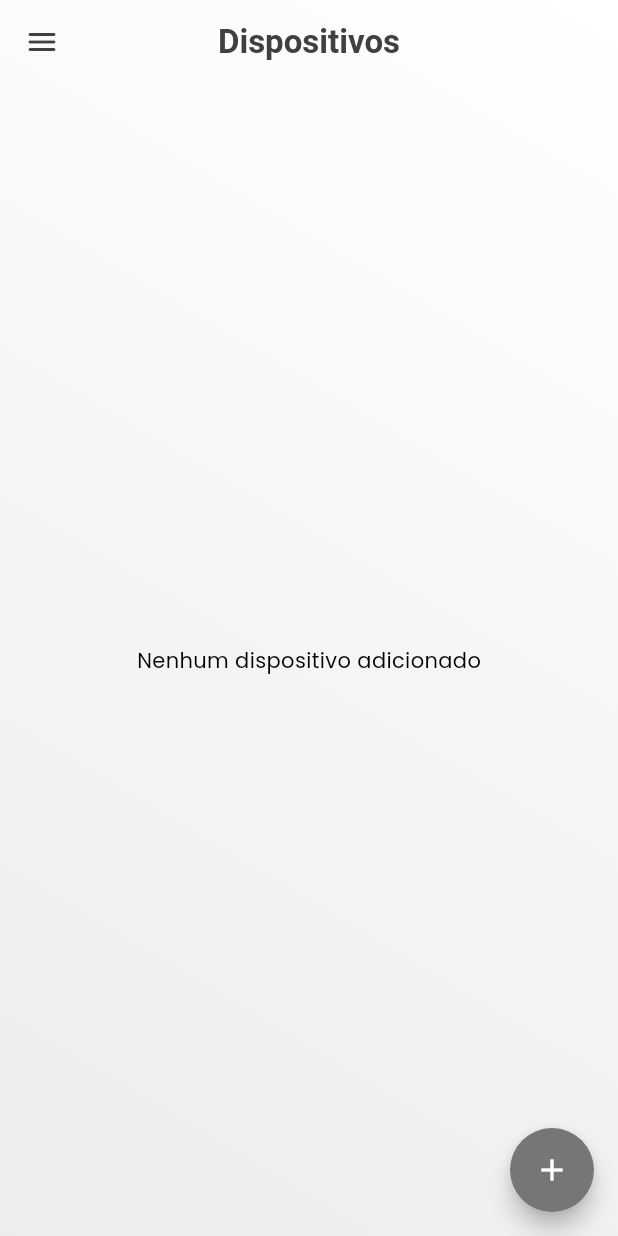
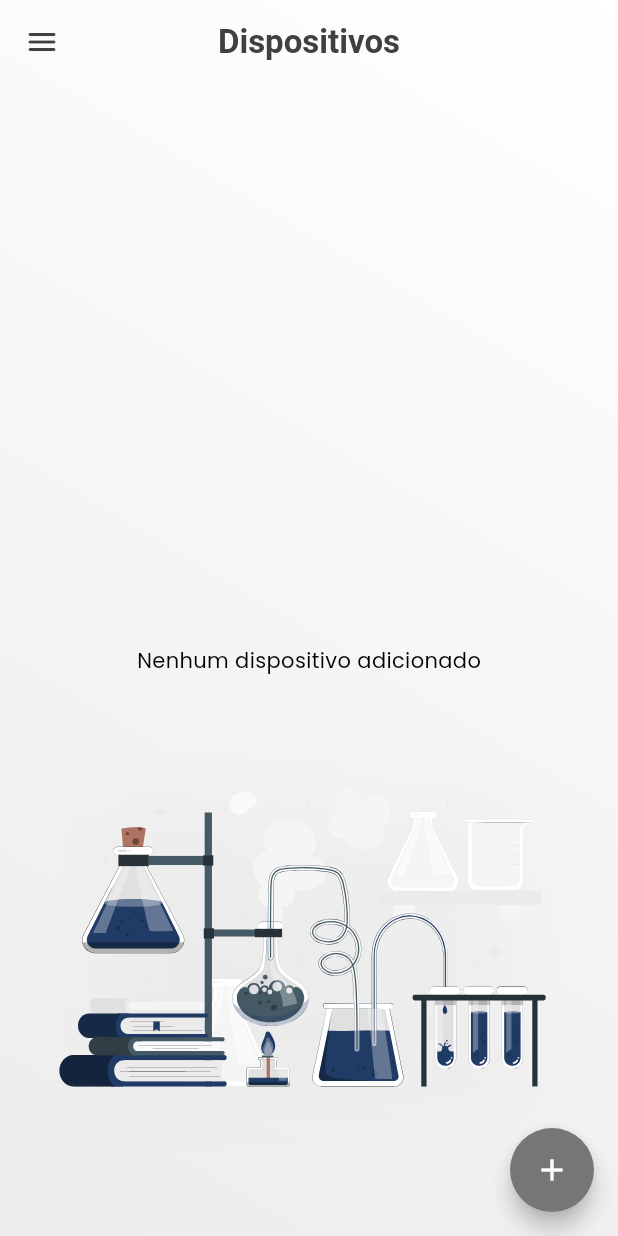
Before and after one commit to GASenseBiopark/frontend, a Flutter app: the NewDevicePage screen opened directly, after a tap on the "arrow back" icon, on a phone screen of 412 x 824 dp. Run offline on Flutter 3.47's test engine with Material 3 defaults, Android fonts, the light colour scheme and no system bars; our stand-ins replace firebase_core, firebase_messaging, fl_chart, flutter_local_notifications, flutter_svg, google_fonts and 1 more; missing offline and left inert: mobile_scanner; accounts and stored records are empty.

Commit message:
Adição da tela de leitura de qr code, mudança para chamada da leitura de qr code na tela de adição de dispositivos. Adição de um svg na tela principal. Alteração de adição do ícone e nome do app.

```diff
--- a/lib/main.dart
+++ b/lib/main.dart
@@ -1,10 +1,10 @@
 import 'package:flutter/material.dart';
 import 'package:gasense/constants/constants.dart';
 import 'package:gasense/pages/auth/tela_carregamento.dart';
+
 void main() {
   runApp(const GASense());
 }
-
 
 class GASense extends StatelessWidget {
   const GASense({super.key});
@@ -13,7 +13,7 @@ class GASense extends StatelessWidget {
   Widget build(BuildContext context) {
     return MaterialApp(
       debugShowCheckedModeBanner: false,
-      title: 'BioLab Monitor',
+      title: 'GASense',
       theme: ThemeData(
         colorScheme: ColorScheme(
           brightness: Brightness.light,
--- a/lib/pages/auth/log_in.dart
+++ b/lib/pages/auth/log_in.dart
@@ -73,7 +73,7 @@ class _LogInPageState extends State<LogInPage> {
     } catch (e) {
       ScaffoldMessenger.of(
         context,
-      ).showSnackBar(SnackBar(content: Text('Erro ao realizar login: $e')));
+      ).showSnackBar(SnackBar(content: Text('Erro ao realizar login')));
     } finally {
       setState(() {
         _isLoading = false;
--- a/lib/pages/auth/sign_up.dart
+++ b/lib/pages/auth/sign_up.dart
@@ -62,7 +62,7 @@ class _SignUpPageState extends State<SignUpPage> {
         // Erro genérico
         ScaffoldMessenger.of(
           context,
-        ).showSnackBar(SnackBar(content: Text("Erro ao registrar: $mensagem")));
+        ).showSnackBar(SnackBar(content: Text("Erro ao registrar")));
       }
     } finally {
       setState(() {
--- a/lib/pages/navegation/home.dart
+++ b/lib/pages/navegation/home.dart
@@ -1,9 +1,11 @@
 import 'package:flutter/material.dart';
+import 'package:flutter_svg/svg.dart';
 import 'package:gasense/constants/constants.dart';
 import 'package:gasense/models/dispositivo.dart';
 import 'package:gasense/pages/auth/tela_carregamento.dart';
 import 'package:gasense/pages/navegation/tela_graficos.dart';
 import 'package:gasense/pages/navegation/tela_novo_dispositivo.dart';
+import 'package:gasense/pages/navegation/user.dart';
 import 'package:gasense/save_data/salvar_dados_dispositivos.dart';
 import 'package:shared_preferences/shared_preferences.dart';
 
@@ -129,7 +131,39 @@ class _HomePageState extends State<HomePage> {
         ),
         width: double.infinity,
         height: double.infinity,
-        child: Padding(
+        child: Stack(
+          children: [
+            Padding(
+              padding: const EdgeInsets.only(left: 30, right: 30, bottom: 60),
+              child: Align(
+                alignment: Alignment.bottomCenter,
+                child: Stack(
+                  alignment: Alignment.center,
+                  children: [
+                    Container(
+                      width: 270,
+                      height: 200,
+                      decoration: BoxDecoration(
+                        color: Colors.transparent,
+                        boxShadow: [
+                          BoxShadow(
+                            color: Colors.black.withAlpha(5),
+                            blurRadius: 40,
+                            offset: Offset(0, 8),
+                          ),
+                        ],
+                      ),
+                    ),
+                    SvgPicture.asset(
+                      'assets/imagemLaboratorio.svg',
+                      width: MediaQuery.of(context).size.width,
+                      fit: BoxFit.contain,
+                    ),
+                  ],
+                ),
+              ),
+            ),
+            Padding(
               padding: EdgeInsets.only(
                 top: kToolbarHeight + MediaQuery.of(context).padding.top,
               ),
@@ -178,7 +212,8 @@ class _HomePageState extends State<HomePage> {
                                 child: Padding(
                                   padding: const EdgeInsets.all(16),
                                   child: Column(
-                                crossAxisAlignment: CrossAxisAlignment.start,
+                                    crossAxisAlignment:
+                                        CrossAxisAlignment.start,
                                     children: [
                                       Center(
                                         child: Stack(
@@ -191,9 +226,8 @@ class _HomePageState extends State<HomePage> {
                                                 color: Colors.transparent,
                                                 boxShadow: [
                                                   BoxShadow(
-                                                color: Colors.black.withAlpha(
-                                                  80,
-                                                ),
+                                                    color: Colors.black
+                                                        .withAlpha(80),
                                                     blurRadius: 50,
                                                     offset: Offset(0, 8),
                                                   ),
@@ -214,7 +248,9 @@ class _HomePageState extends State<HomePage> {
                                         ),
                                       ),
                                       Padding(
-                                    padding: const EdgeInsets.only(left: 10),
+                                        padding: const EdgeInsets.only(
+                                          left: 10,
+                                        ),
                                         child: Text(
                                           dispositivo.nome,
                                           style: AppText.titulo.copyWith(
@@ -227,7 +263,9 @@ class _HomePageState extends State<HomePage> {
                                       ),
                                       const SizedBox(height: 4),
                                       Padding(
-                                    padding: const EdgeInsets.only(left: 10),
+                                        padding: const EdgeInsets.only(
+                                          left: 10,
+                                        ),
                                         child: Text(
                                           "Código: ${dispositivo.idDispositivo}",
                                           style: AppText.textoPequeno.copyWith(
@@ -246,6 +284,8 @@ class _HomePageState extends State<HomePage> {
                         },
                       ),
             ),
+          ],
+        ),
       ),
       floatingActionButton: FloatingActionButton(
         onPressed: _navegarParaAdicionarDispositivo,
--- a/lib/pages/navegation/tela_novo_dispositivo.dart
+++ b/lib/pages/navegation/tela_novo_dispositivo.dart
@@ -3,9 +3,13 @@ import 'package:gasense/constants/constants.dart';
 import 'package:gasense/dao/dispositivo_dao.dart';
 import 'package:gasense/models/dispositivo.dart';
 import 'package:gasense/pages/navegation/home.dart';
+import 'package:gasense/pages/navegation/tela_qr_code_scanner.dart';
 import 'package:gasense/save_data/salvar_dados_dispositivos.dart';
 import 'package:gasense/widgets/inputform.dart';
 import 'package:shared_preferences/shared_preferences.dart';
+import 'dart:io' show Platform;
+import 'package:flutter/foundation.dart'
+    show kIsWeb, defaultTargetPlatform, TargetPlatform;
 
 class NewDevicePage extends StatefulWidget {
   const NewDevicePage({super.key});
@@ -17,6 +21,17 @@ class NewDevicePage extends StatefulWidget {
 class _NewDevicePageState extends State<NewDevicePage> {
   final TextEditingController _codigoController = TextEditingController();
   bool _carregando = false;
+
+  bool _deveMostrarCamera() {
+    if (kIsWeb) {
+      // Estamos na web
+      return defaultTargetPlatform == TargetPlatform.android ||
+          defaultTargetPlatform == TargetPlatform.iOS;
+    } else {
+      // Estamos em plataforma nativa (Android ou iOS)
+      return Platform.isAndroid || Platform.isIOS;
+    }
+  }
 
   void buscarDispositivo() async {
     final codigo = _codigoController.text.trim();
@@ -31,7 +46,6 @@ class _NewDevicePageState extends State<NewDevicePage> {
 
     try {
       final prefs = await SharedPreferences.getInstance();
-      // verifica se já existe no armazenamento
       if (prefs.containsKey('dispositivo_$codigo')) {
         _mostrarMensagem('Dispositivo já adicionado!');
         setState(() {
@@ -43,10 +57,7 @@ class _NewDevicePageState extends State<NewDevicePage> {
       Dispositivo dispositivo = await DispositivoDAO().buscarDispositoPorId(
         codigo,
       );
-
       salvarDispositivo(dispositivo);
-
-      // Retorna o dispositivo completo para a tela anterior
       Navigator.pop(context, dispositivo);
     } catch (e) {
       _mostrarMensagem(e.toString());
@@ -61,6 +72,17 @@ class _NewDevicePageState extends State<NewDevicePage> {
     ScaffoldMessenger.of(
       context,
     ).showSnackBar(SnackBar(content: Text(mensagem)));
+  }
+
+  void abrirLeitorQRCode() async {
+    final codigoLido = await Navigator.push(
+      context,
+      MaterialPageRoute(builder: (context) => TelaQrCodeScanner()),
+    );
+
+    if (codigoLido != null) {
+      _codigoController.text = codigoLido;
+    }
   }
 
   @override
@@ -133,9 +155,21 @@ class _NewDevicePageState extends State<NewDevicePage> {
                     controller: _codigoController,
                     textoLabel: "Código",
                     icone: Icons.numbers,
+                    sufixo:
+                        _deveMostrarCamera()
+                            ? IconButton(
+                              icon: Icon(
+                                Icons.qr_code_scanner,
+                                color: AppColors.grey,
+                              ),
+                              onPressed: abrirLeitorQRCode,
+                            )
+                            : null,
                   ),
                   const SizedBox(height: 15),
                   SizedBox(
+                    width: double.infinity,
+                    height: 54,
                     child: ElevatedButton(
                       onPressed: _carregando ? null : buscarDispositivo,
                       style: ElevatedButton.styleFrom(
--- a/lib/widgets/inputform.dart
+++ b/lib/widgets/inputform.dart
@@ -9,6 +9,7 @@ class InputFormulario extends StatefulWidget {
   final bool isSenha;
   final String? Function(String?)? validator; // <-- aqui
   final String? errorText;
+  final Widget? sufixo;
 
   const InputFormulario({
     super.key,
@@ -19,6 +20,7 @@ class InputFormulario extends StatefulWidget {
     this.isSenha = false,
     this.validator,
     this.errorText,
+    this.sufixo,
   });
 
   @override
@@ -61,7 +63,7 @@ class _InputFormularioState extends State<InputFormulario> {
                     });
                   },
                 )
-                : null,
+                : widget.sufixo,
         errorText: widget.errorText,
         errorBorder: OutlineInputBorder(
           borderSide: const BorderSide(color: Colors.red),
--- a/pubspec.yaml
+++ b/pubspec.yaml
@@ -1,7 +1,7 @@
 name: gasense
 description: "Projeto para visualização de análise de sensores em um laboratório de biocombustível."
 
-publish_to: "none" # Remove this line if you wish to publish to pub.dev
+publish_to: "none"
 
 version: 1.0.0+1
 
@@ -24,6 +24,8 @@ dependencies:
   cupertino_icons: ^1.0.8
   http: ^1.4.0
   intl: ^0.20.2
+  mobile_scanner: ^7.0.1
+  flutter_svg: ^2.0.7
 
 dev_dependencies:
   flutter_test:
@@ -34,7 +36,7 @@ dev_dependencies:
 flutter_icons:
   android: true
   ios: false
-  image_path: "assets/logo2.png"
+  image_path: "assets/logo2Icon.png"
 
 # For information on the generic Dart part of this file, see the
 # following page: https://dart.dev/tools/pub/pubspec
```
Also changed, not shown: lib/pages/navegation/tela_qr_code_scanner.dart (added, +47 -0 lines), assets/imagemLaboratorio.svg (added), assets/logo2Icon.png (added), pubspec.lock, 9 other files. Lines whose indentation alone changed are shown as unchanged.
